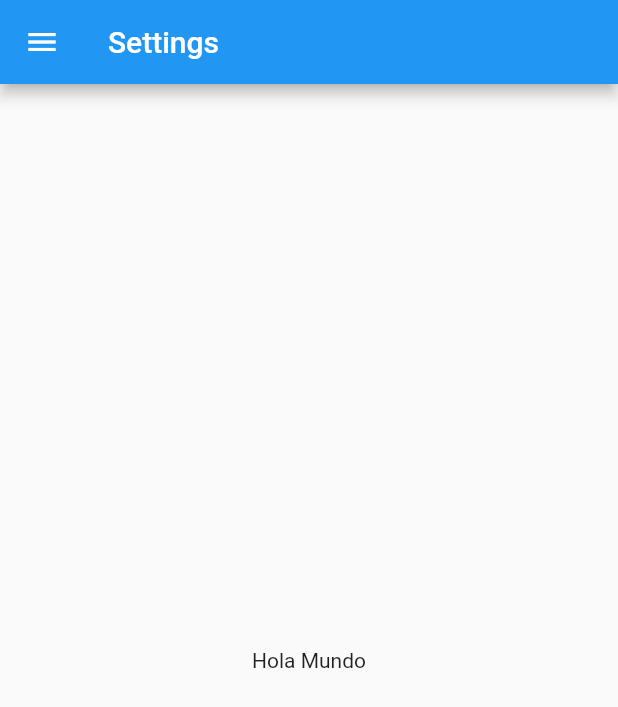
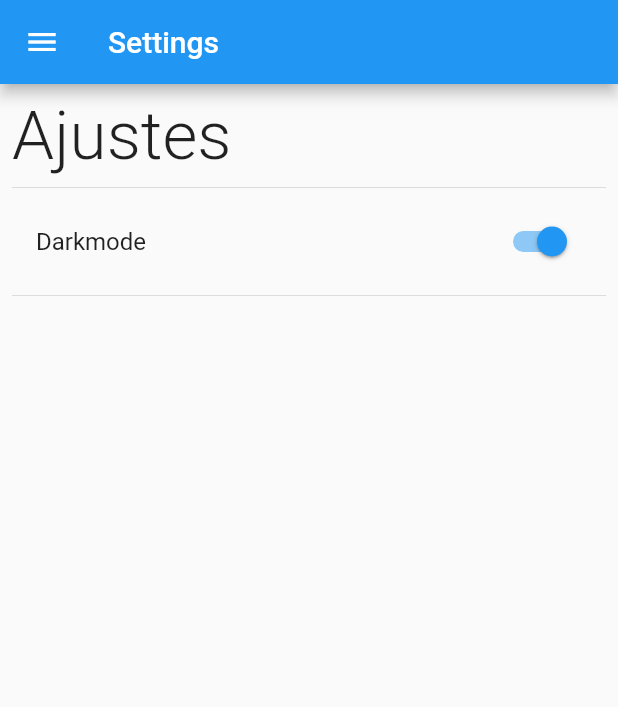
Before and after one commit to Viqui-Alaro/preferences_usuario, a Flutter app: the SettingScreen screen opened by its route, on a phone screen of 412 x 824 dp. Shown: the top 707 px of the screen. Run offline on Flutter 3.47's test engine with Material 2 defaults, Android fonts, the phone set to English and light mode, and no system bars.

Commit message:
implementacion de single child scrolll view

```diff
--- a/lib/screens/home_screen.dart
+++ b/lib/screens/home_screen.dart
@@ -18,8 +18,9 @@ class HomeScreen extends StatelessWidget {
       ),
       drawer: const SideMenu(),
       body: Column(
+        mainAxisAlignment: MainAxisAlignment.center,
         children: const[
-          Text('Darkmode: '),
+          Text('isDarkmode: '),
           Divider(),
           Text('Género: '),
           Divider(),
--- a/lib/screens/settings_screen.dart
+++ b/lib/screens/settings_screen.dart
@@ -18,9 +18,27 @@ class SettingScreen extends StatelessWidget {
         title: const Text('Settings'),
       ),
       drawer: const SideMenu(),
-      body: const Center(
-        child: Text('Hola Mundo'),
-     ),
+      body: Padding(
+        padding: const EdgeInsets.all(8.0),
+        child: SingleChildScrollView(
+          child: Column(
+            crossAxisAlignment: CrossAxisAlignment.start,
+            children: [
+              const Text('Ajustes',style: TextStyle(fontSize: 45,fontWeight: FontWeight.w300) ),
+              const Divider(),
+              SwitchListTile.adaptive(
+                value: true,
+                title: const Text('Darkmode'),
+                onChanged: (value){
+
+              }),
+              Divider(),
+
+
+            ],
+          ),
+        ),
+      )
    );
   }
 }
```
